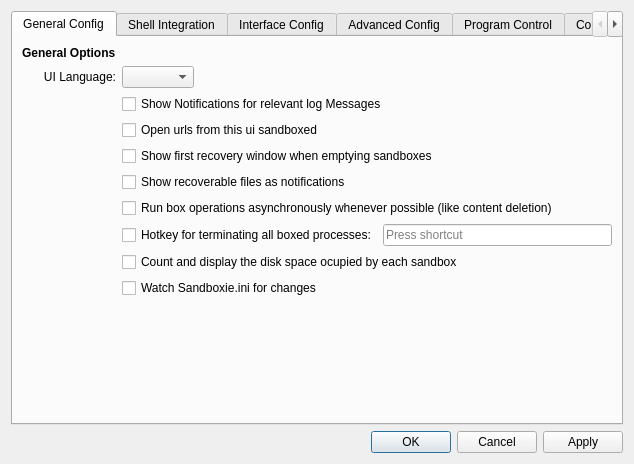
sandboxie-plus/Sandboxie, file SandboxiePlus/SandMan/Forms/SettingsWindow.ui: the form before one commit.
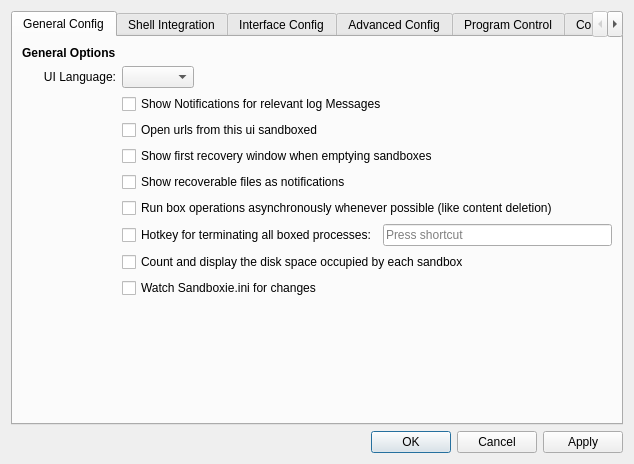
The form after the commit. Icons and pictures are not drawn.

Commit message: ocupied -> occupied

What changed in the file:
```diff
--- a/SandboxiePlus/SandMan/Forms/SettingsWindow.ui
+++ b/SandboxiePlus/SandMan/Forms/SettingsWindow.ui
@@ -57,7 +57,7 @@
            <item row="8" column="1" colspan="2">
             <widget class="QCheckBox" name="chkMonitorSize">
              <property name="text">
-              <string>Count and display the disk space ocupied by each sandbox</string>
+              <string>Count and display the disk space occupied by each sandbox</string>
              </property>
             </widget>
            </item>
```
